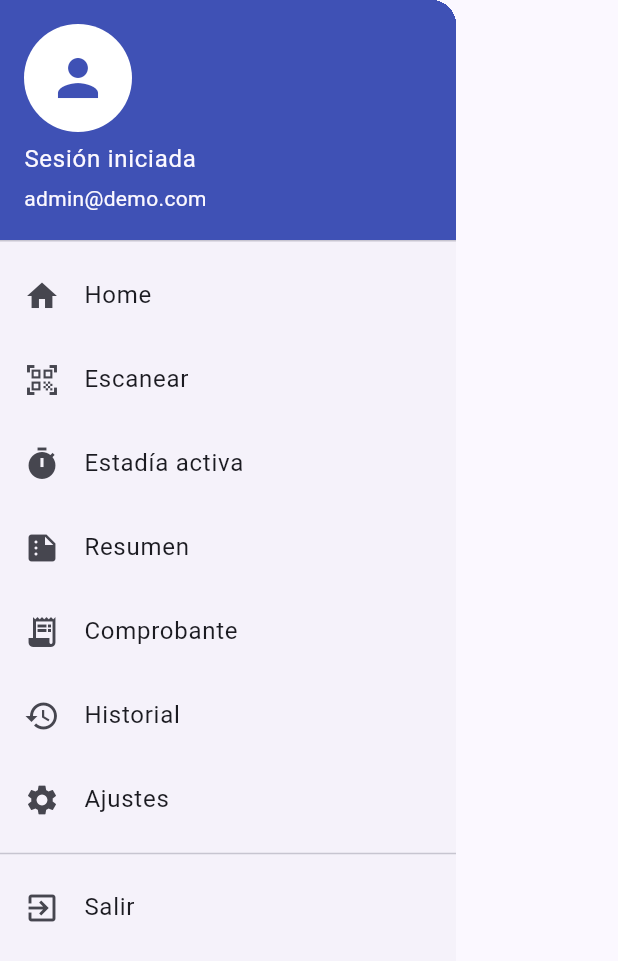
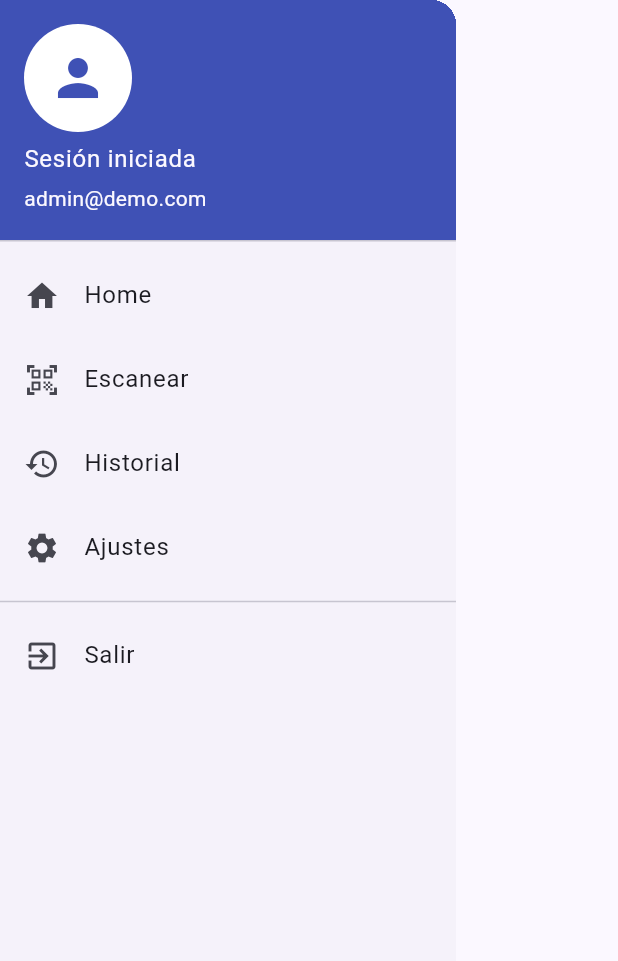
Before and after one commit to FacundoBn/Proyecto-TP3, a Flutter app: the _AppDrawer widget shown alone on an empty page, opened directly, on a phone screen of 412 x 824 dp. Shown: the top 961 px of the screen. Run offline on Flutter 3.47's test engine with Material 3 defaults, Android fonts, the phone set to English and light mode, and no system bars; our stand-ins replace go_router, shared_preferences; missing offline and left inert: tp_final_componentes; accounts and stored records are empty.

Commit message:
Delete some items from menu in active_session_screen

```diff
--- a/lib/features/active/view/active_session_screen.dart
+++ b/lib/features/active/view/active_session_screen.dart
@@ -176,21 +176,6 @@ class _AppDrawer extends StatelessWidget {
             onTap: () => _goAndClose(context, '/scan'),
           ),
           ListTile(
-            leading: const Icon(Icons.timer),
-            title: const Text('Estadía activa'),
-            onTap: () => _goAndClose(context, '/active'),
-          ),
-          ListTile(
-            leading: const Icon(Icons.summarize),
-            title: const Text('Resumen'),
-            onTap: () => _goAndClose(context, '/summary'),
-          ),
-          ListTile(
-            leading: const Icon(Icons.receipt_long),
-            title: const Text('Comprobante'),
-            onTap: () => _goAndClose(context, '/receipt'),
-          ),
-          ListTile(
             leading: const Icon(Icons.history),
             title: const Text('Historial'),
             onTap: () => _goAndClose(context, '/history'),
```
